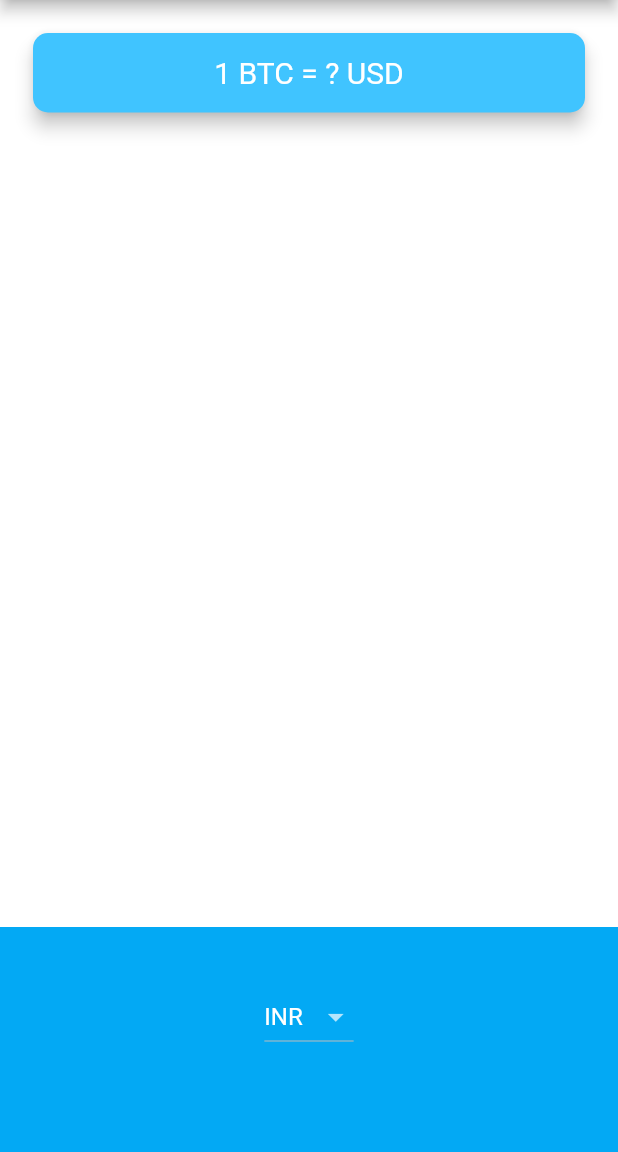
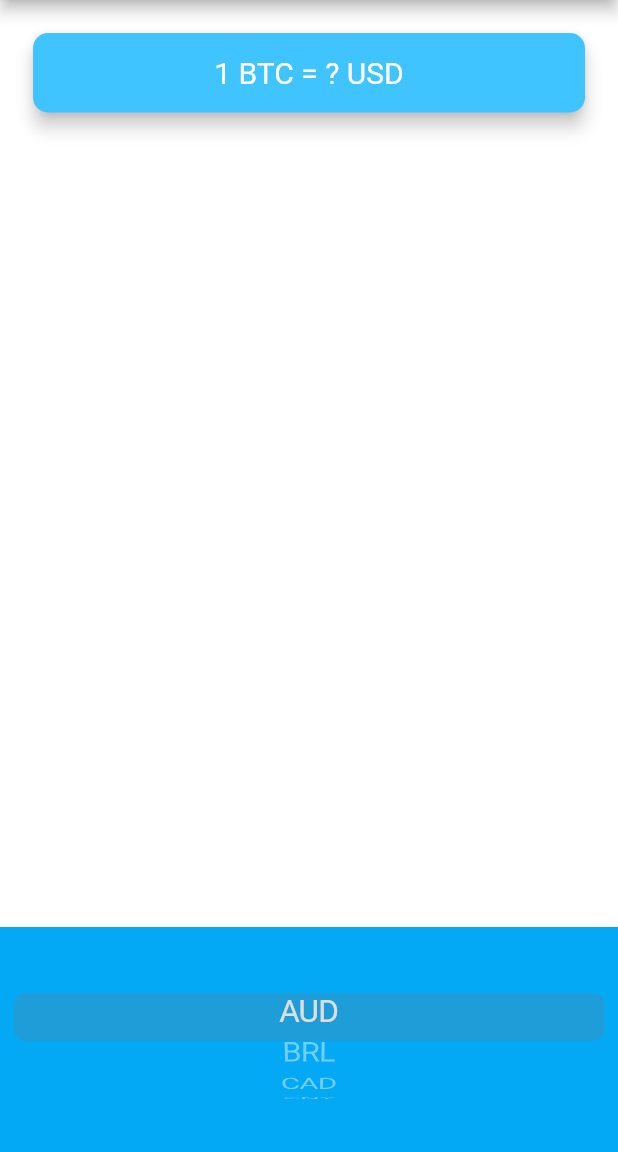
Before and after one commit to Syamgith/Bitcoin-Ticker-flutter, a Flutter app: the screen it shows after launch, on a phone screen of 412 x 824 dp, the part 84-1236 px from its top. Run offline on Flutter 3.47's test engine with Material 2 defaults, Android fonts, the phone set to English and light mode, and no system bars.

Commit message:
added cupitino picker

```diff
--- a/lib/coin_data.dart
+++ b/lib/coin_data.dart
@@ -31,11 +31,18 @@ const List<String> cryptoList = [
 ];
 
 class CoinData {
-  List<DropdownMenuItem<String>> getCurrencyList() {
+  List<DropdownMenuItem<String>> getCurrencyDropDownList() {
     List<DropdownMenuItem<String>> items = [];
-    for (int i = 0; i < currenciesList.length - 1; i++) {
-      items.add(DropdownMenuItem(
-          child: Text(currenciesList[i]), value: currenciesList[i]));
+    for (String currency in currenciesList) {
+      items.add(DropdownMenuItem(child: Text(currency), value: currency));
+    }
+    return items;
+  }
+
+  List<Text> getCurrencyPickerList() {
+    List<Text> items = [];
+    for (String currency in currenciesList) {
+      items.add(Text(currency));
     }
     return items;
   }
--- a/lib/price_screen.dart
+++ b/lib/price_screen.dart
@@ -1,3 +1,4 @@
+import 'package:flutter/cupertino.dart';
 import 'package:flutter/material.dart';
 
 import 'coin_data.dart';
@@ -29,7 +30,8 @@ class _PriceScreenState extends State<PriceScreen> {
                   borderRadius: BorderRadius.circular(10.0),
                 ),
                 child: Padding(
-                padding: EdgeInsets.symmetric(vertical: 15.0, horizontal: 28.0),
+                  padding:
+                      EdgeInsets.symmetric(vertical: 15.0, horizontal: 28.0),
                   child: Text(
                     '1 BTC = ? USD',
                     textAlign: TextAlign.center,
@@ -46,17 +48,22 @@ class _PriceScreenState extends State<PriceScreen> {
               alignment: Alignment.center,
               padding: EdgeInsets.only(bottom: 30.0),
               color: Colors.lightBlue,
-            child: DropdownButton<String>(
-                value: selectedCurrency,
-                items: CoinData().getCurrencyList(),
-                onChanged: (value) {
-                  setState(() {
-                    selectedCurrency = value;
-                  });
-                }),
+              child: CupertinoPicker(
+                itemExtent: 32.0,
+                onSelectedItemChanged: (selectedIndex) {},
+                children: CoinData().getCurrencyPickerList(),
+              ),
             ),
           ],
-      ),
-    );
+        ),);
   }
 }
+
+//DropdownButton<String>(
+//value: selectedCurrency,
+//items: CoinData().getCurrencyDropDownList(),
+//onChanged: (value) {
+//setState(() {
+//selectedCurrency = value;
+//});
+//})
```
Lines whose indentation alone changed are shown as unchanged.
